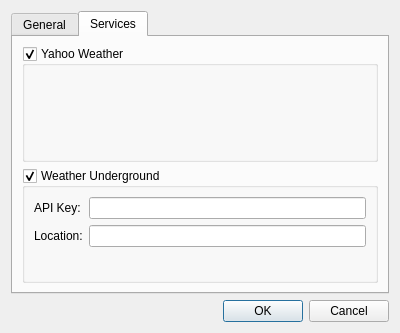
Above: src/PreferencesDialog.ui from Arkq/windy before the change. Below: the same form after it.
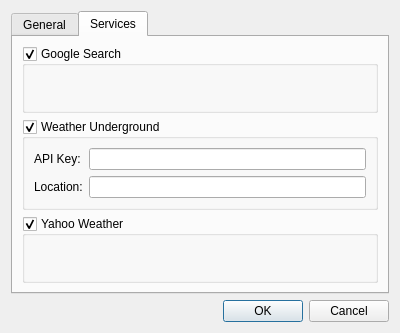
That is the form after the change. The open tabs and pages were chosen to show the change.

Commit message: Google search based weather service

Patch:
```diff
--- a/src/PreferencesDialog.ui
+++ b/src/PreferencesDialog.ui
@@ -231,6 +231,16 @@
        <string>Services</string>
       </attribute>
       <layout class="QGridLayout" name="gridLayoutApp">
+       <item row="0" column="0">
+        <widget class="QGroupBox" name="groupGoogle">
+         <property name="title">
+          <string>Google Search</string>
+         </property>
+         <property name="checkable">
+          <bool>true</bool>
+         </property>
+        </widget>
+       </item>
        <item row="1" column="0">
         <widget class="QGroupBox" name="groupWUnd">
          <property name="title">
@@ -273,7 +283,7 @@
          </layout>
         </widget>
        </item>
-       <item row="0" column="0">
+       <item row="2" column="0">
         <widget class="QGroupBox" name="groupYahoo">
          <property name="title">
           <string>Yahoo Weather</string>
```
Left out of the diff: 121 changed lines with no effect on the pictures. The commit also changes 10 other files.
